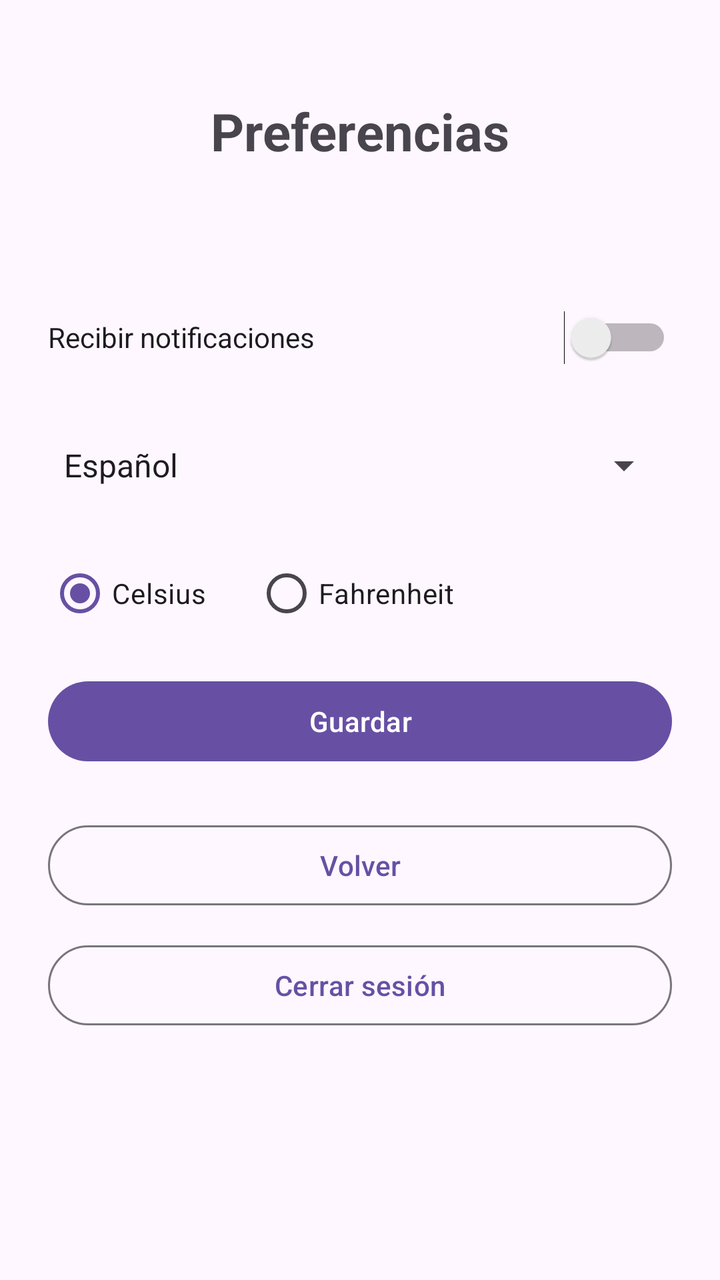
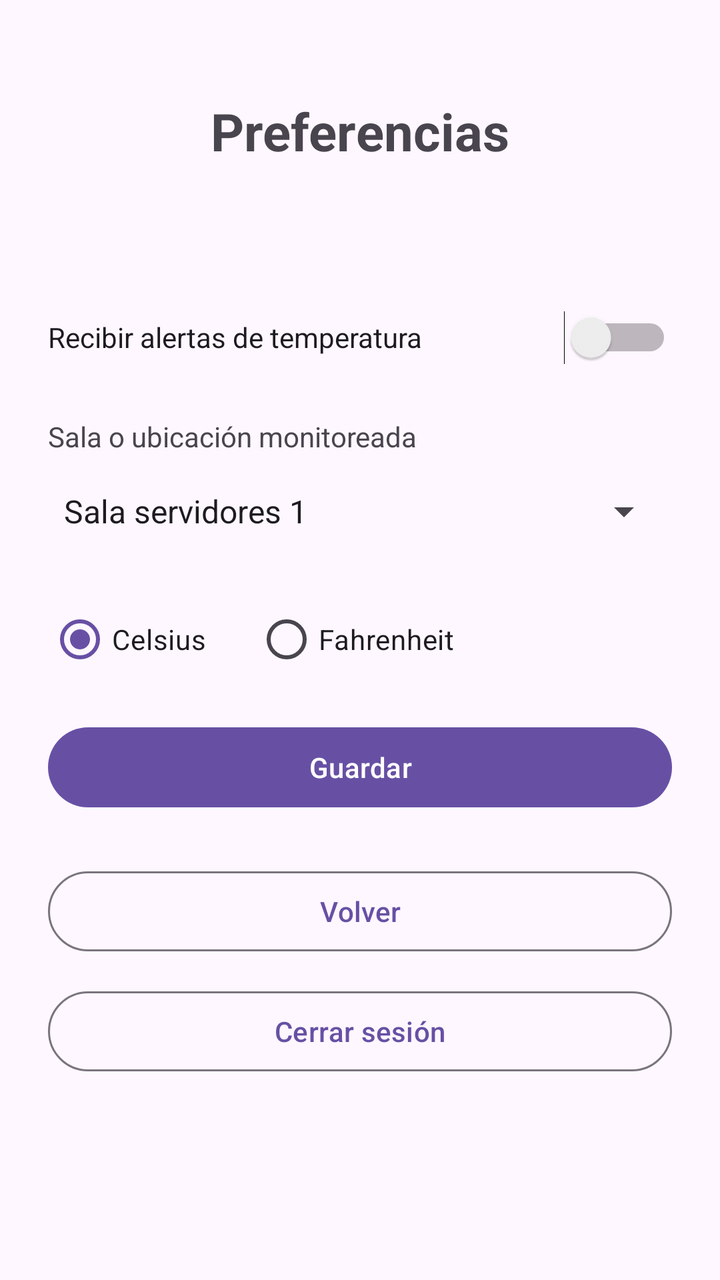

Screens rendered from an Android XML layout before and after an edit, with the pre-edit source and the edit as a unified diff.
<!-- AndroidManifest.xml: application theme Theme.FirstApp -->
<!-- res/layout/activity_preferencias.xml -->
<?xml version="1.0" encoding="utf-8"?>
<androidx.constraintlayout.widget.ConstraintLayout xmlns:android="http://schemas.android.com/apk/res/android"
    xmlns:app="http://schemas.android.com/apk/res-auto"
    xmlns:tools="http://schemas.android.com/tools"
    android:id="@+id/mainPreferencias"
    android:layout_width="match_parent"
    android:layout_height="match_parent"
    tools:context=".PreferenciasActivity">

    
    <TextView
        android:id="@+id/tvTituloPreferencias"
        android:layout_width="wrap_content"
        android:layout_height="wrap_content"
        android:layout_marginTop="48dp"
        android:text="Preferencias"
        android:textSize="26sp"
        android:textStyle="bold"
        app:layout_constraintEnd_toEndOf="parent"
        app:layout_constraintStart_toStartOf="parent"
        app:layout_constraintTop_toTopOf="parent" />

    
    <TextView
        android:id="@+id/tvUsuarioPreferencias"
        android:layout_width="wrap_content"
        android:layout_height="wrap_content"
        android:layout_marginTop="16dp"
        android:textSize="16sp"
        app:layout_constraintEnd_toEndOf="parent"
        app:layout_constraintStart_toStartOf="parent"
        app:layout_constraintTop_toBottomOf="@+id/tvTituloPreferencias" />

    
    <LinearLayout
        android:id="@+id/layoutPreferencias"
        android:layout_width="0dp"
        android:layout_height="wrap_content"
        android:layout_marginStart="24dp"
        android:layout_marginTop="24dp"
        android:layout_marginEnd="24dp"
        android:orientation="vertical"
        app:layout_constraintEnd_toEndOf="parent"
        app:layout_constraintStart_toStartOf="parent"
        app:layout_constraintTop_toBottomOf="@+id/tvUsuarioPreferencias">

        
        <Switch
            android:id="@+id/swNotificaciones"
            android:layout_width="match_parent"
            android:layout_height="wrap_content"
            android:minHeight="48dp"
            android:text="Recibir notificaciones" />

        
        <Spinner
            android:id="@+id/spIdioma"
            android:layout_width="match_parent"
            android:layout_height="wrap_content"
            android:layout_marginTop="16dp"
            android:entries="@array/idiomas"
            android:minHeight="48dp" />

        
        <RadioGroup
            android:id="@+id/rgUnidad"
            android:layout_width="match_parent"
            android:layout_height="wrap_content"
            android:layout_marginTop="16dp"
            android:orientation="horizontal">

            
            <RadioButton
                android:id="@+id/rbCelsius"
                android:layout_width="wrap_content"
                android:layout_height="wrap_content"
                android:checked="true"
                android:minHeight="48dp"
                android:text="Celsius" />

            
            <RadioButton
                android:id="@+id/rbFahrenheit"
                android:layout_width="wrap_content"
                android:layout_height="wrap_content"
                android:layout_marginStart="24dp"
                android:minHeight="48dp"
                android:text="Fahrenheit" />

        </RadioGroup>

        
        <ProgressBar
            android:id="@+id/pbGuardando"
            style="?android:attr/progressBarStyleSmall"
            android:layout_width="wrap_content"
            android:layout_height="wrap_content"
            android:layout_gravity="center_horizontal"
            android:layout_marginTop="16dp"
            android:visibility="gone" />

        
        <Button
            android:id="@+id/btnGuardarPreferencia"
            android:layout_width="match_parent"
            android:layout_height="wrap_content"
            android:layout_marginTop="16dp"
            android:onClick="onGuardarPreferenciaClick"
            android:text="Guardar" />

    </LinearLayout>

    
    <Button
        android:id="@+id/btnVolver"
        style="?attr/materialButtonOutlinedStyle"
        android:layout_width="0dp"
        android:layout_height="wrap_content"
        android:layout_marginStart="24dp"
        android:layout_marginTop="24dp"
        android:layout_marginEnd="24dp"
        android:text="Volver"
        app:layout_constraintEnd_toEndOf="parent"
        app:layout_constraintStart_toStartOf="parent"
        app:layout_constraintTop_toBottomOf="@+id/layoutPreferencias" />

    
    <Button
        android:id="@+id/btnCerrarSesion"
        style="?attr/materialButtonOutlinedStyle"
        android:layout_width="0dp"
        android:layout_height="wrap_content"
        android:layout_marginStart="24dp"
        android:layout_marginTop="12dp"
        android:layout_marginEnd="24dp"
        android:onClick="onCerrarSesionClick"
        android:text="Cerrar sesión"
        app:layout_constraintEnd_toEndOf="parent"
        app:layout_constraintStart_toStartOf="parent"
        app:layout_constraintTop_toBottomOf="@+id/btnVolver" />

</androidx.constraintlayout.widget.ConstraintLayout>
<!-- resources referenced by this layout -->
<resources>
  <string-array name="idiomas">
          
          <item>Español</item>
          
          <item>Inglés</item>
      </string-array>
  <style name="Theme.FirstApp" parent="Base.Theme.FirstApp" />
  <style name="Base.Theme.FirstApp" parent="Theme.Material3.DayNight.NoActionBar">
          
          
      </style>
</resources>

<!-- the commit's change to res/layout/activity_preferencias.xml (unified diff, before → after) -->
@@ -5,7 +5,7 @@
     android:id="@+id/mainPreferencias"
     android:layout_width="match_parent"
     android:layout_height="match_parent"
-    tools:context=".PreferenciasActivity">
+    tools:context=".views.PreferenciasActivity">
 
     
     <TextView
@@ -50,16 +50,26 @@
             android:layout_width="match_parent"
             android:layout_height="wrap_content"
             android:minHeight="48dp"
-            android:text="Recibir notificaciones" />
+            android:text="Recibir alertas de temperatura" />
+
 
         
-        <Spinner
-            android:id="@+id/spIdioma"
+        <TextView
+            android:id="@+id/tvLabelSala"
             android:layout_width="match_parent"
             android:layout_height="wrap_content"
             android:layout_marginTop="16dp"
-            android:entries="@array/idiomas"
+            android:text="Sala o ubicación monitoreada" />
+
+        <Spinner
+            android:id="@+id/spSala"
+            android:layout_width="match_parent"
+            android:layout_height="wrap_content"
+            android:layout_marginTop="4dp"
+            android:entries="@array/salas"
             android:minHeight="48dp" />
+
+
 
         
         <RadioGroup
<!-- resource entries referenced after the edit -->
@@ -1,10 +1,11 @@
 <!-- resources referenced by this layout -->
 <resources>
-  <string-array name="idiomas">
-          
-          <item>Español</item>
-          
-          <item>Inglés</item>
+  <string-array name="salas">
+          <item>Sala servidores 1</item>
+          <item>Sala servidores 2</item>
+          <item>Rack principal</item>
+          <item>UPS</item>
+          <item>Sala de red</item>
       </string-array>
   <style name="Theme.FirstApp" parent="Base.Theme.FirstApp" />
   <style name="Base.Theme.FirstApp" parent="Theme.Material3.DayNight.NoActionBar">
